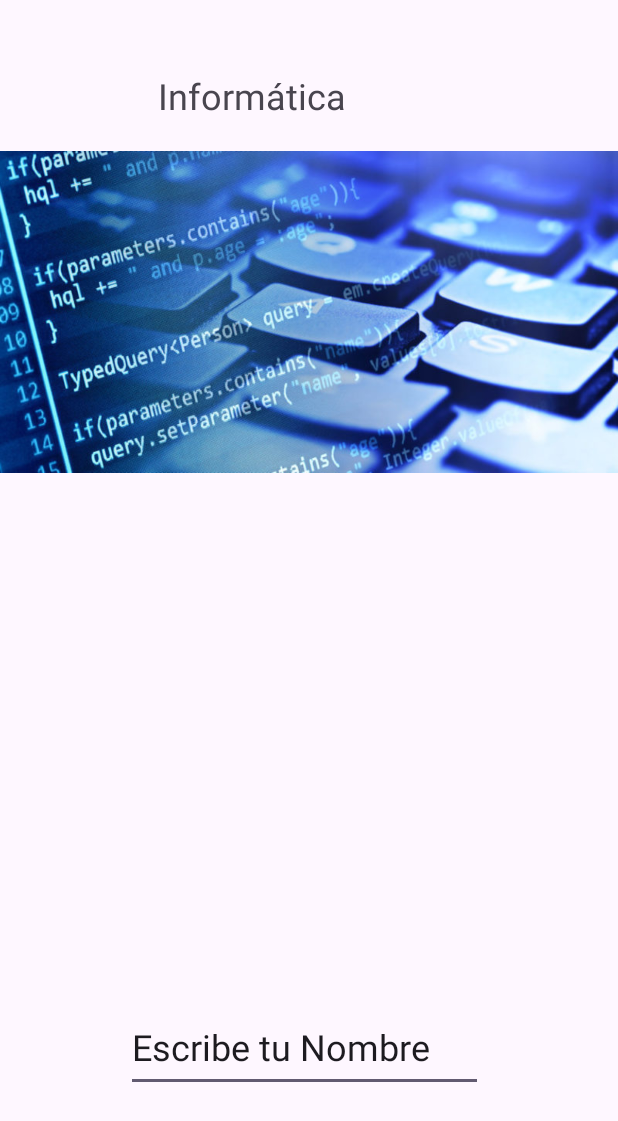
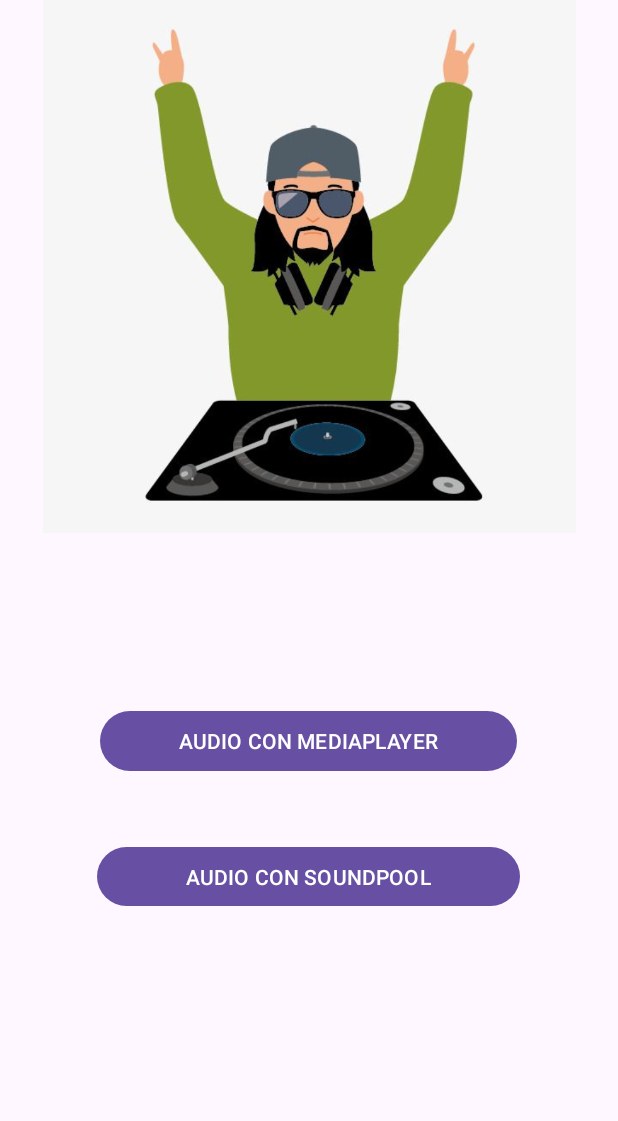
Before and after one commit to ruubenalcala/ProgramacionMultimedia, an Android app: the screen it shows after launch (MainActivity), on a phone screen of 412 x 824 dp. Shown: the top 1121 px of the screen. Run offline under Robolectric (Android 15) with nearby library versions, the phone set to English and light mode, and no system bars; 2 statements that could not run were skipped.

Commit message:
Aplicacion de Sonido

```diff
--- a/src/main/res/layout/activity_main.xml
+++ b/src/main/res/layout/activity_main.xml
@@ -6,39 +6,40 @@
     android:layout_height="match_parent"
     tools:context=".MainActivity">
 
-    <TextView
-        android:id="@+id/textView"
-        android:layout_width="200dp"
-        android:layout_height="60dp"
-        android:onClick="siguiente"
-        android:text="Informática"
-        android:textSize="24sp"
+    <Button
+        android:id="@+id/bt_soundpool"
+        android:layout_width="282dp"
+        android:layout_height="47dp"
+        android:onClick="audioSoundPool"
+        android:text="AUDIO CON SOUNDPOOL"
         app:layout_constraintBottom_toBottomOf="parent"
         app:layout_constraintEnd_toEndOf="parent"
-        app:layout_constraintHorizontal_bias="0.497"
+        app:layout_constraintHorizontal_bias="0.496"
         app:layout_constraintStart_toStartOf="parent"
         app:layout_constraintTop_toTopOf="parent"
-        app:layout_constraintVertical_bias="0.062" />
+        app:layout_constraintVertical_bias="0.722" />
 
-    <EditText
-        android:id="@+id/edittextt"
-        android:layout_width="238dp"
-        android:layout_height="60dp"
-        android:layout_marginStart="84dp"
-        android:layout_marginBottom="96dp"
-        android:ems="10"
-        android:inputType="text"
-        android:text="Escribe tu Nombre"
-        android:textSize="24sp"
+    <Button
+        android:id="@+id/bt_mediaplayer"
+        android:layout_width="278dp"
+        android:layout_height="48dp"
+        android:onClick="audioMediaPlayer"
+        android:text="AUDIO CON MEDIAPLAYER"
         app:layout_constraintBottom_toBottomOf="parent"
-        app:layout_constraintStart_toStartOf="parent" />
+        app:layout_constraintEnd_toEndOf="parent"
+        app:layout_constraintHorizontal_bias="0.496"
+        app:layout_constraintStart_toStartOf="parent"
+        app:layout_constraintTop_toTopOf="parent"
+        app:layout_constraintVertical_bias="0.606" />
 
     <ImageView
         android:id="@+id/imageView"
-        android:layout_width="wrap_content"
-        android:layout_height="wrap_content"
-        app:srcCompat="@drawable/informatica_e1575679570321"
-        tools:layout_editor_absoluteX="0dp"
-        tools:layout_editor_absoluteY="122dp" />
-
+        android:layout_width="410dp"
+        android:layout_height="355dp"
+        app:layout_constraintBottom_toBottomOf="parent"
+        app:layout_constraintEnd_toEndOf="parent"
+        app:layout_constraintStart_toStartOf="parent"
+        app:layout_constraintTop_toTopOf="parent"
+        app:layout_constraintVertical_bias="0.0"
+        app:srcCompat="@drawable/_d7d6901ecc5b55e519e6f129c332d98" />
 </androidx.constraintlayout.widget.ConstraintLayout>
--- a/src/main/res/values-night/themes.xml
+++ b/src/main/res/values-night/themes.xml
@@ -1,6 +1,6 @@
 <resources xmlns:tools="http://schemas.android.com/tools">
     <!-- Base application theme. -->
-    <style name="Base.Theme.Navegation" parent="Theme.Material3.DayNight.NoActionBar">
+    <style name="Base.Theme.AplicacionSonido" parent="Theme.Material3.DayNight.NoActionBar">
         <!-- Customize your dark theme here. -->
         <!-- <item name="colorPrimary">@color/my_dark_primary</item> -->
     </style>
--- a/src/main/res/values/strings.xml
+++ b/src/main/res/values/strings.xml
@@ -1,3 +1,5 @@
 <resources>
-    <string name="app_name">Navegation</string>
+    <string name="app_name">AplicacionSonido</string>
+    <string name="SoundPool">Audio con SoundPool</string>
+    <string name="MediaPlayer">Audio con MediaPlayer</string>
 </resources>
--- a/src/main/res/values/themes.xml
+++ b/src/main/res/values/themes.xml
@@ -1,9 +1,9 @@
 <resources xmlns:tools="http://schemas.android.com/tools">
     <!-- Base application theme. -->
-    <style name="Base.Theme.Navegation" parent="Theme.Material3.DayNight.NoActionBar">
+    <style name="Base.Theme.AplicacionSonido" parent="Theme.Material3.DayNight.NoActionBar">
         <!-- Customize your light theme here. -->
         <!-- <item name="colorPrimary">@color/my_light_primary</item> -->
     </style>
 
-    <style name="Theme.Navegation" parent="Base.Theme.Navegation" />
+    <style name="Theme.AplicacionSonido" parent="Base.Theme.AplicacionSonido" />
 </resources>
```
Also changed, not shown: src/main/AndroidManifest.xml (+2 -5 lines), src/main/java/com/example/aplicacionsonido/MainActivity.java (added, +43 -0 lines), src/main/res/drawable/_d7d6901ecc5b55e519e6f129c332d98.jpg (added), 4 other files.
